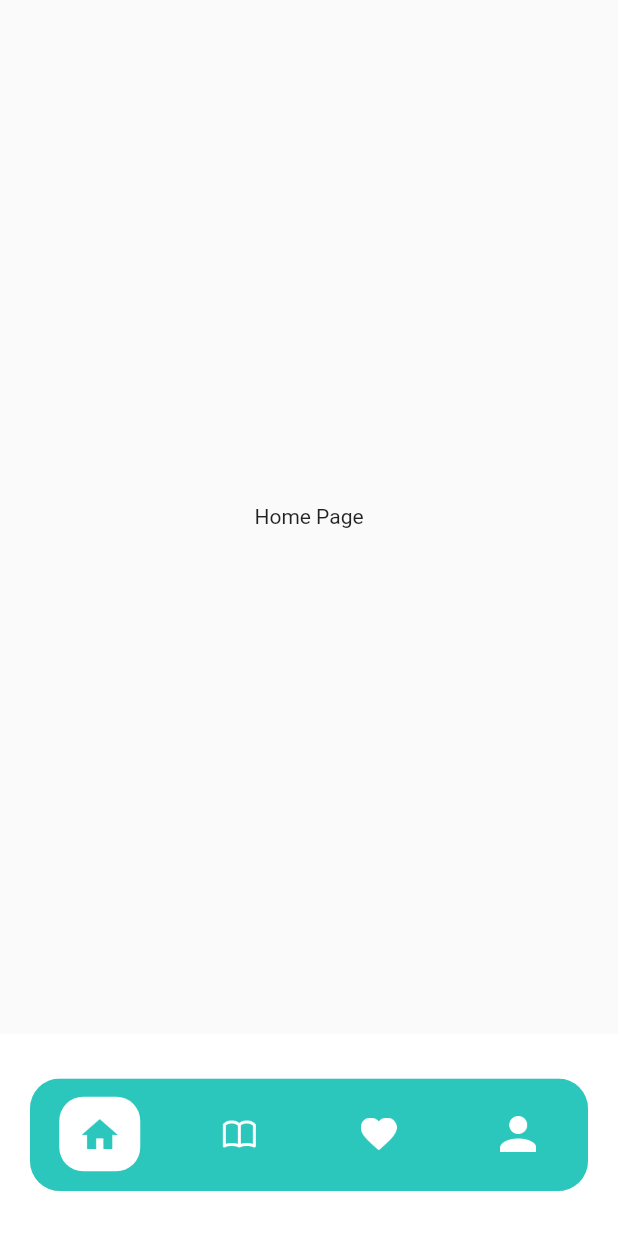
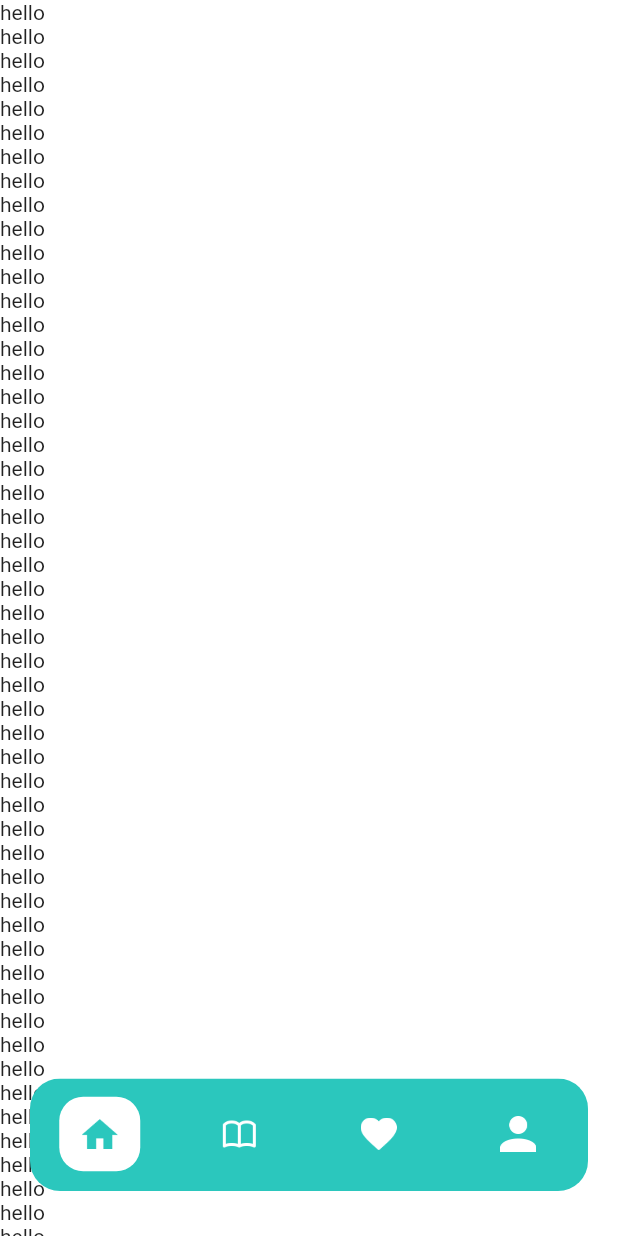
Before and after one commit to nestiawanfyan18/Lucely_Apps, a Flutter app: the MainPage screen opened by its route, on a phone screen of 412 x 824 dp. Run offline on Flutter 3.47's test engine with Material 2 defaults, Android fonts, the phone set to English and light mode, and no system bars; our stand-ins replace google_fonts.

Commit message:
fix bottom navigation

```diff
--- a/lib/pages/homes/home_page.dart
+++ b/lib/pages/homes/home_page.dart
@@ -1,4 +1,5 @@
 import 'package:flutter/material.dart';
+import 'package:lucely/theme.dart';
 
 class HomePage extends StatelessWidget {
   const HomePage({Key? key}) : super(key: key);
@@ -6,9 +7,78 @@ class HomePage extends StatelessWidget {
   @override
   Widget build(BuildContext context) {
     return Scaffold(
-      body: Center(
-        child: Text('Home Page'),
-      ),
-    );
+        backgroundColor: backgroundColor,
+        body: ListView(
+          children: [
+            Text("hello"),
+            Text("hello"),
+            Text("hello"),
+            Text("hello"),
+            Text("hello"),
+            Text("hello"),
+            Text("hello"),
+            Text("hello"),
+            Text("hello"),
+            Text("hello"),
+            Text("hello"),
+            Text("hello"),
+            Text("hello"),
+            Text("hello"),
+            Text("hello"),
+            Text("hello"),
+            Text("hello"),
+            Text("hello"),
+            Text("hello"),
+            Text("hello"),
+            Text("hello"),
+            Text("hello"),
+            Text("hello"),
+            Text("hello"),
+            Text("hello"),
+            Text("hello"),
+            Text("hello"),
+            Text("hello"),
+            Text("hello"),
+            Text("hello"),
+            Text("hello"),
+            Text("hello"),
+            Text("hello"),
+            Text("hello"),
+            Text("hello"),
+            Text("hello"),
+            Text("hello"),
+            Text("hello"),
+            Text("hello"),
+            Text("hello"),
+            Text("hello"),
+            Text("hello"),
+            Text("hello"),
+            Text("hello"),
+            Text("hello"),
+            Text("hello"),
+            Text("hello"),
+            Text("hello"),
+            Text("hello"),
+            Text("hello"),
+            Text("hello"),
+            Text("hello"),
+            Text("hello"),
+            Text("hello"),
+            Text("hello"),
+            Text("hello"),
+            Text("hello"),
+            Text("hello"),
+            Text("hello"),
+            Text("hello"),
+            Text("hello"),
+            Text("hello"),
+            Text("hello"),
+            Text("hello"),
+            Text("hello"),
+            Text("hello"),
+            Text("hello"),
+            Text("hello"),
+          ],
+        ));
   }
 }
--- a/lib/pages/homes/main_page.dart
+++ b/lib/pages/homes/main_page.dart
@@ -23,6 +23,7 @@ class _MainPageState extends State<MainPage> {
         child: ClipRRect(
           borderRadius: BorderRadius.circular(20),
           child: BottomNavigationBar(
+            elevation: 0,
             selectedFontSize: 0,
             backgroundColor: primaryColor,
             type: BottomNavigationBarType.fixed,
@@ -129,7 +130,8 @@ class _MainPageState extends State<MainPage> {
     }
 
     return Scaffold(
-      backgroundColor: backgroundColor,
+      backgroundColor: Colors.transparent,
+      extendBody: true,
       bottomNavigationBar: customBottomNav(),
       body: bodyPageMain(),
     );
```
